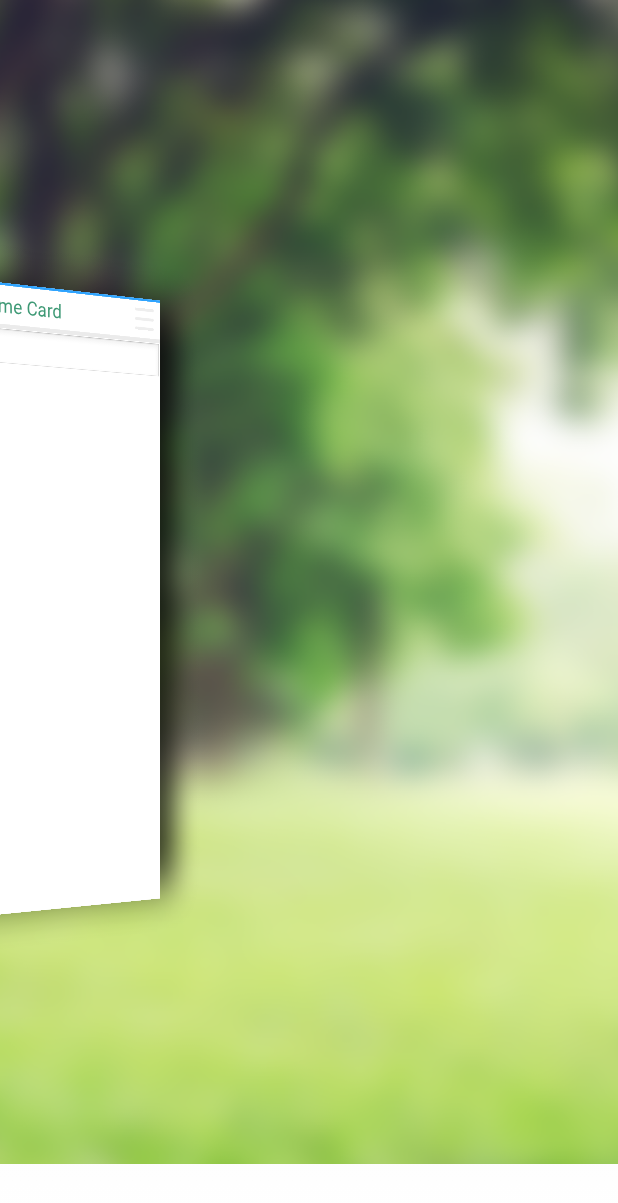
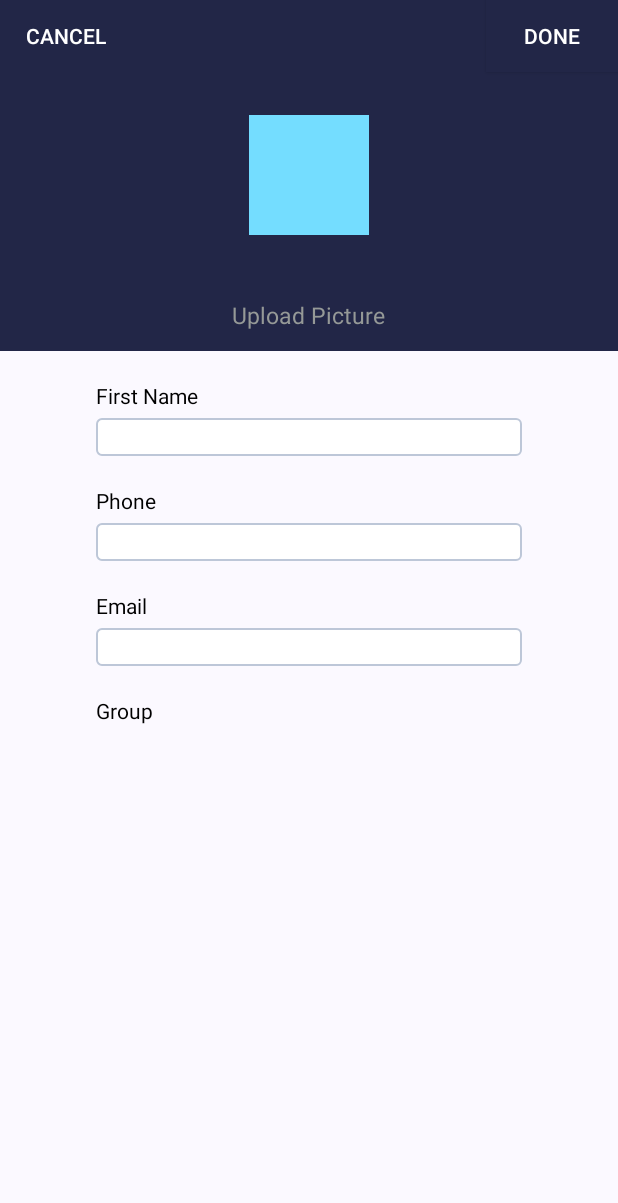
Before and after one commit to herrsechs/GLexamples, an Android app: the MenuActivity screen opened directly, with no data from a screen before it, after a tap on an icon or button, on a phone screen of 412 x 824 dp. Shown: the top 1203 px of the screen. Run offline under Robolectric (Android 15) with nearby library versions, the phone set to English and light mode, and no system bars; libraries missing offline, so code that uses them is left out: com.special; plain views replace JazzyListView; 10 statements that could not run were skipped.

Commit message:
Add contacts
User can create contacts.

```diff
--- a/app/build.gradle
+++ b/app/build.gradle
@@ -32,4 +32,5 @@ dependencies {
     compile 'com.twotoasters.jazzylistview:library-recyclerview:1.2.1'
     compile 'com.specyci:residemenu:1.6+'
     compile files('libs/nineoldandroids-library-2.4.0.jar')
+    compile 'com.baoyz.swipemenulistview:library:1.3.0'
 }
--- /dev/null
+++ b/app/src/main/java/opengl/glexamples/UserEntity.java
@@ -0,0 +1,51 @@
+package opengl.glexamples;
+
+/**
+ * Created by Angel on 15/12/26.
+ */
+public class UserEntity {
+    private String name;
+    private String phone;
+    private String email;
+    private String group;
+
+    public UserEntity(){}
+    UserEntity(String name,String phone,String email,String group){
+        this.name=name;
+        this.phone=phone;
+        this.email=email;
+        this.group=group;
+    }
+
+    public String getName() {
+        return name;
+    }
+
+    public void setName(String name) {
+        this.name = name;
+    }
+
+    public String getPhone() {
+        return phone;
+    }
+
+    public void setPhone(String phone) {
+        this.phone = phone;
+    }
+
+    public String getEmail() {
+        return email;
+    }
+
+    public void setEmail(String email) {
+        this.email = email;
+    }
+
+    public String getGroup() {
+        return group;
+    }
+
+    public void setGroup(String group) {
+        this.group = group;
+    }
+}
--- a/app/src/main/java/opengl/glexamples/glActivity/DisplayContactFragment.java
+++ b/app/src/main/java/opengl/glexamples/glActivity/DisplayContactFragment.java
@@ -13,6 +13,7 @@ import android.widget.EditText;
 import android.widget.Toast;
 import com.twotoasters.jazzylistview.JazzyListView;
 import com.twotoasters.jazzylistview.effects.FanEffect;
+import com.twotoasters.jazzylistview.effects.FlyEffect;
 
 import java.util.ArrayList;
 
--- /dev/null
+++ b/app/src/main/java/opengl/glexamples/glActivity/EditProfileActivity.java
@@ -0,0 +1,163 @@
+package opengl.glexamples.glActivity;
+
+import android.content.Context;
+import android.content.Intent;
+import android.support.v7.app.AppCompatActivity;
+import android.os.Bundle;
+import android.text.Editable;
+import android.text.TextWatcher;
+import android.view.Menu;
+import android.view.MenuItem;
+import android.view.View;
+import android.widget.Adapter;
+import android.widget.AdapterView;
+import android.widget.ArrayAdapter;
+import android.widget.Button;
+import android.widget.EditText;
+import android.widget.Spinner;
+import android.widget.Toast;
+
+import opengl.glexamples.ContactDatabase;
+import opengl.glexamples.R;
+import opengl.glexamples.UserEntity;
+
+public class EditProfileActivity extends AppCompatActivity {
+    private Context context;
+    private EditText name;
+    private EditText phone;
+    private EditText email;
+    private Spinner group;
+    private String[] groupType;
+    private ArrayAdapter adapter;
+    private UserEntity user;
+    private Button done;
+    private Button cancel;
+    private ContactDatabase contactdb;
+
+    @Override
+    protected void onCreate(Bundle savedInstanceState) {
+        super.onCreate(savedInstanceState);
+        setContentView(R.layout.edit_profile);
+        context=this;
+        user=new UserEntity();
+        contactdb=new ContactDatabase();
+        initView();
+    }
+
+    @Override
+    public boolean onCreateOptionsMenu(Menu menu) {
+        // Inflate the menu; this adds items to the action bar if it is present.
+        getMenuInflater().inflate(R.menu.menu_edit_profile, menu);
+        return true;
+    }
+
+    @Override
+    public boolean onOptionsItemSelected(MenuItem item) {
+        // Handle action bar item clicks here. The action bar will
+        // automatically handle clicks on the Home/Up button, so long
+        // as you specify a parent activity in AndroidManifest.xml.
+        int id = item.getItemId();
+
+        //noinspection SimplifiableIfStatement
+        if (id == R.id.action_settings) {
+            return true;
+        }
+
+        return super.onOptionsItemSelected(item);
+    }
+
+    public void initView(){
+        //Find view by id
+        name= (EditText) findViewById(R.id.edit_name);
+        phone= (EditText) findViewById(R.id.edit_phone);
+        email= (EditText) findViewById(R.id.edit_email);
+        group= (Spinner) findViewById(R.id.spinner_group);
+        done= (Button) findViewById(R.id.button_done);
+        cancel= (Button) findViewById(R.id.button_cancel);
+
+        //Get name from EditText
+        name.addTextChangedListener(new TextWatcher() {
+            @Override
+            public void beforeTextChanged(CharSequence s, int start, int count, int after) {}
+
+            @Override
+            public void onTextChanged(CharSequence s, int start, int before, int count) {}
+
+            @Override
+            public void afterTextChanged(Editable s) {
+                String _name=name.getText().toString();
+                user.setName(_name);
+            }
+        });
+
+        //Get phone from EditText
+        phone.addTextChangedListener(new TextWatcher() {
+            @Override
+            public void beforeTextChanged(CharSequence s, int start, int count, int after) {}
+
+            @Override
+            public void onTextChanged(CharSequence s, int start, int before, int count) {}
+
+            @Override
+            public void afterTextChanged(Editable s) {
+                String _phone=phone.getText().toString();
+                user.setPhone(_phone);
+            }
+        });
+
+        //Get email from EditText
+        email.addTextChangedListener(new TextWatcher() {
+            @Override
+            public void beforeTextChanged(CharSequence s, int start, int count, int after) {}
+
+            @Override
+            public void onTextChanged(CharSequence s, int start, int before, int count) {}
+
+            @Override
+            public void afterTextChanged(Editable s) {
+                String _email=email.getText().toString();
+                user.setEmail(_email);
+            }
+        });
+
+        //Get group form Spinner
+        groupType=new String[]{"默认","同事","家人","同学"};
+        adapter=new ArrayAdapter(this,android.R.layout.simple_spinner_item,groupType);
+        adapter.setDropDownViewResource(android.R.layout.simple_spinner_item);
+        group.setAdapter(adapter);
+        group.setVisibility(View.VISIBLE);//设置默认值
+        group.setOnItemSelectedListener(new SpinnerSelectedListener());
+
+        //Submit and create new user
+        done.setOnClickListener(new View.OnClickListener(){
+
+            @Override
+            public void onClick(View v) {
+                Integer id=contactdb.getCount()+1;
+                contactdb.insert(id.toString(), user.getName(), user.getPhone(), user.getEmail());
+                Toast.makeText(context, "Add Successfully!", Toast.LENGTH_LONG).show();
+
+            }
+        });
+
+        // Cancel Creating User
+        cancel.setOnClickListener(new View.OnClickListener() {
+            @Override
+            public void onClick(View v) {
+                finish();
+            }
+        });
+    }
+
+
+    class SpinnerSelectedListener implements AdapterView.OnItemSelectedListener {
+        @Override
+        public void onItemSelected(AdapterView<?> parent, View view, int position, long id) {
+            Integer _group=position;
+            user.setGroup(_group.toString());
+        }
+
+        @Override
+        public void onNothingSelected(AdapterView<?> parent) {}
+    }
+}
--- a/app/src/main/java/opengl/glexamples/glActivity/MenuActivity.java
+++ b/app/src/main/java/opengl/glexamples/glActivity/MenuActivity.java
@@ -2,6 +2,7 @@ package opengl.glexamples.glActivity;
 
 
 import android.content.Context;
+import android.content.Intent;
 import android.database.Cursor;
 import android.os.Bundle;
 import android.provider.ContactsContract;
@@ -84,7 +85,9 @@ public class MenuActivity extends FragmentActivity implements View.OnClickListen
         findViewById(R.id.title_bar_right_menu).setOnClickListener(new View.OnClickListener() {
             @Override
             public void onClick(View view) {
-                resideMenu.openMenu(ResideMenu.DIRECTION_RIGHT);
+                Intent intent=new Intent();
+                intent.setClass(mContext,EditProfileActivity.class);
+                startActivity(intent);
             }
         });
 
@@ -130,7 +133,7 @@ public class MenuActivity extends FragmentActivity implements View.OnClickListen
 
     public void synContactdb(Context context){
         //
-        contactdb.delete();
+        //contactdb.delete();
         //contactdb.update();
 
         int contactIdIndex=0;
--- /dev/null
+++ b/app/src/main/res/drawable/bg_edittext.xml
@@ -0,0 +1,5 @@
+<?xml version="1.0" encoding="utf-8"?>
+<selector xmlns:android="http://schemas.android.com/apk/res/android">
+    <item android:state_window_focused="false" android:drawable="@drawable/bg_edittext_normal" />
+    <item android:state_focused="true" android:drawable="@drawable/bg_edittext_focus" />
+</selector>
--- /dev/null
+++ b/app/src/main/res/drawable/bg_edittext_focus.xml
@@ -0,0 +1,9 @@
+<?xml version="1.0" encoding="utf-8"?>
+<shape xmlns:android="http://schemas.android.com/apk/res/android">
+    <solid android:color="#FFFFFF" />
+    <corners android:radius="3dp" />
+    <stroke
+        android:width="1dp"
+        android:color="#728ea3" />
+
+</shape>
--- /dev/null
+++ b/app/src/main/res/drawable/bg_edittext_normal.xml
@@ -0,0 +1,9 @@
+<?xml version="1.0" encoding="utf-8"?>
+<shape xmlns:android="http://schemas.android.com/apk/res/android">
+    <solid android:color="#FFFFFF" />
+    <corners android:radius="3dp" />
+    <stroke
+        android:width="1dp"
+        android:color="#BDC7D8" />
+
+</shape>
--- /dev/null
+++ b/app/src/main/res/layout/activity_edit_profile.xml
@@ -0,0 +1,12 @@
+<RelativeLayout xmlns:android="http://schemas.android.com/apk/res/android"
+    xmlns:tools="http://schemas.android.com/tools" android:layout_width="match_parent"
+    android:layout_height="match_parent" android:paddingLeft="@dimen/activity_horizontal_margin"
+    android:paddingRight="@dimen/activity_horizontal_margin"
+    android:paddingTop="@dimen/activity_vertical_margin"
+    android:paddingBottom="@dimen/activity_vertical_margin"
+    tools:context="opengl.glexamples.glActivity.EditProfileActivity">
+
+    <TextView android:text="@string/hello_world" android:layout_width="wrap_content"
+        android:layout_height="wrap_content" />
+
+</RelativeLayout>
--- /dev/null
+++ b/app/src/main/res/layout/edit_profile.xml
@@ -0,0 +1,162 @@
+<?xml version="1.0" encoding="utf-8"?>
+<LinearLayout xmlns:android="http://schemas.android.com/apk/res/android"
+              android:background="@android:color/white"
+              android:orientation="vertical"
+              android:layout_width="match_parent"
+              android:layout_height="match_parent">
+
+    <LinearLayout
+            android:orientation="vertical"
+            android:layout_width="fill_parent"
+            android:layout_height="wrap_content"
+            android:id="@+id/layout_top">
+
+
+
+        <FrameLayout
+                android:layout_width="fill_parent"
+                android:layout_height="234dp"
+            android:layout_weight="0.80"
+            android:background="#222647">
+
+            <TextView
+                    android:layout_width="wrap_content"
+                    android:layout_height="42dp"
+                    android:padding="7dp"
+                    android:text="Upload Picture"
+                    android:textSize="15sp"
+                    android:textColor="#959997"
+                    android:layout_gravity="center_horizontal|bottom"/>
+
+            <Button
+                android:layout_width="wrap_content"
+                android:layout_height="wrap_content"
+                android:text="Cancel"
+                android:id="@+id/button_cancel"
+                android:layout_gravity="left|top"
+                android:background="#00d8d0ff" />
+
+            <Button
+                android:layout_width="wrap_content"
+                android:layout_height="wrap_content"
+                android:text="Done"
+                android:id="@+id/button_done"
+                android:layout_gravity="right|top"
+                android:background="#222647" />
+
+            <ImageView
+                android:layout_width="80dp"
+                android:layout_height="80dp"
+                android:id="@+id/imageView"
+                android:layout_gravity="center"
+                android:background="#74ddff" />
+
+        </FrameLayout>
+
+        <ImageView
+                android:layout_width="wrap_content"
+                android:layout_height="wrap_content"
+                android:background="#ebebeb"/>
+
+    </LinearLayout>
+
+    <LinearLayout
+        android:orientation="vertical"
+        android:layout_width="match_parent"
+        android:layout_height="fill_parent"
+        android:background="#fbf9ff">
+
+        <TextView
+            android:layout_width="wrap_content"
+            android:layout_height="wrap_content"
+            android:text="First Name"
+            android:id="@+id/textView"
+            android:textColor="#000000"
+            android:layout_marginLeft="64dp"
+            android:layout_marginTop="20dp" />
+
+        <EditText
+            android:layout_width="match_parent"
+            android:layout_height="25dp"
+            android:inputType="textPersonName"
+            android:ems="10"
+            android:id="@+id/edit_name"
+            android:background="@drawable/bg_edittext"
+            android:layout_marginLeft="64dp"
+            android:layout_marginRight="64dp"
+            android:layout_marginTop="5dp"
+            android:textColor="#36333f"
+            android:textSize="15dp" />
+
+        <TextView
+            android:layout_width="wrap_content"
+            android:layout_height="wrap_content"
+            android:text="Phone"
+            android:id="@+id/textView3"
+            android:layout_gravity="center_horizontal|left"
+            android:layout_marginLeft="64dp"
+            android:background="#00d8d0ff"
+            android:textColor="#000000"
+            android:layout_marginTop="20dp" />
+
+        <EditText
+            android:layout_width="match_parent"
+            android:layout_height="25dp"
+            android:inputType="phone"
+            android:ems="10"
+            android:id="@+id/edit_phone"
+            android:layout_marginLeft="64dp"
+            android:layout_marginTop="5dp"
+            android:layout_marginRight="64dp"
+            android:textColor="#2c2c2c"
+            android:background="@drawable/bg_edittext"
+            android:layout_gravity="top" />
+
+        <TextView
+            android:layout_width="wrap_content"
+            android:layout_height="wrap_content"
+            android:text="Email"
+            android:id="@+id/textView4"
+            android:layout_gravity="center_horizontal|left"
+            android:textColor="#000000"
+            android:layout_marginLeft="64dp"
+            android:layout_marginTop="20dp" />
+
+        <EditText
+            android:layout_width="match_parent"
+            android:layout_height="25dp"
+            android:inputType="textEmailAddress"
+            android:ems="10"
+            android:id="@+id/edit_email"
+            android:layout_gravity="center_horizontal|bottom"
+            android:layout_marginLeft="64dp"
+            android:layout_marginRight="64dp"
+            android:layout_marginTop="5dp"
+            android:background="@drawable/bg_edittext"
+            android:textColor="#2c2c2c" />
+
+        <TextView
+            android:layout_width="wrap_content"
+            android:layout_height="wrap_content"
+            android:text="Group"
+            android:id="@+id/textView5"
+            android:layout_marginLeft="64dp"
+            android:layout_gravity="left"
+            android:layout_marginTop="20dp"
+            android:textColor="#000000" />
+
+        <Spinner
+            android:layout_width="match_parent"
+            android:layout_height="25dp"
+            android:id="@+id/spinner_group"
+            android:layout_gravity="center_horizontal"
+            android:layout_marginTop="5dp"
+            android:layout_marginLeft="64dp"
+            android:layout_marginRight="64dp"
+            android:spinnerMode="dropdown"
+            android:background="@drawable/bg_edittext"
+            android:foreground="#fbf9ff" />
+
+    </LinearLayout>
+
+</LinearLayout>
--- /dev/null
+++ b/app/src/main/res/menu/menu_edit_profile.xml
@@ -0,0 +1,7 @@
+<menu xmlns:android="http://schemas.android.com/apk/res/android"
+    xmlns:app="http://schemas.android.com/apk/res-auto"
+    xmlns:tools="http://schemas.android.com/tools"
+    tools:context="opengl.glexamples.glActivity.EditProfileActivity">
+    <item android:id="@+id/action_settings" android:title="@string/action_settings"
+        android:orderInCategory="100" app:showAsAction="never" />
+</menu>
--- a/app/src/main/res/values/strings.xml
+++ b/app/src/main/res/values/strings.xml
@@ -7,4 +7,5 @@
     title_activity_display_message
     <string name="title_activity_display_message">Display Contact</string>
     <string name="searchTxt">Search...</string>
+    <string name="title_activity_edit_profile">EditProfileActivity</string>
 </resources>
```
Also changed, not shown: app/src/main/AndroidManifest.xml (+16 -12 lines), 1 other file.
